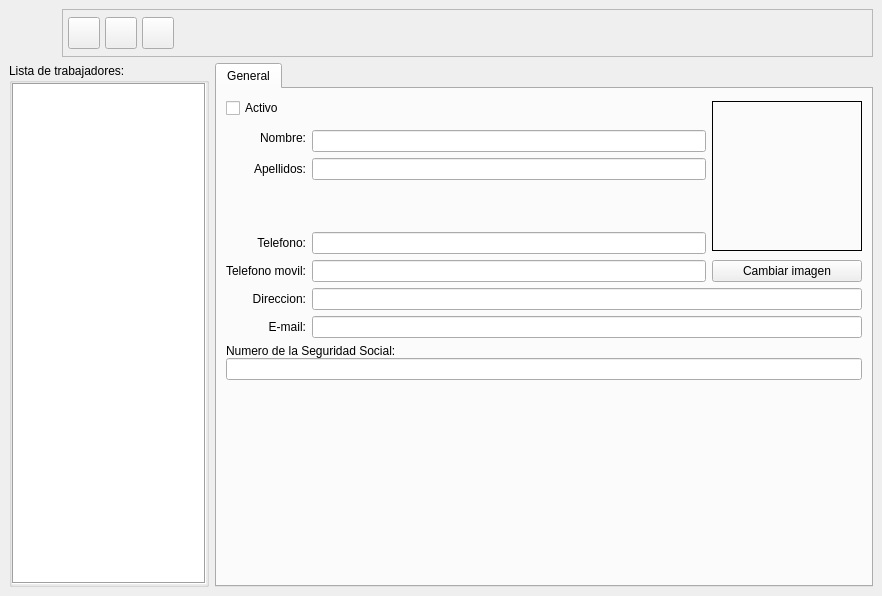
Before: the Qt Designer form bulmages/bulmafact/src/trabajadorbase.ui in eboladev/Bulmages-1, drawn with Qt 5.
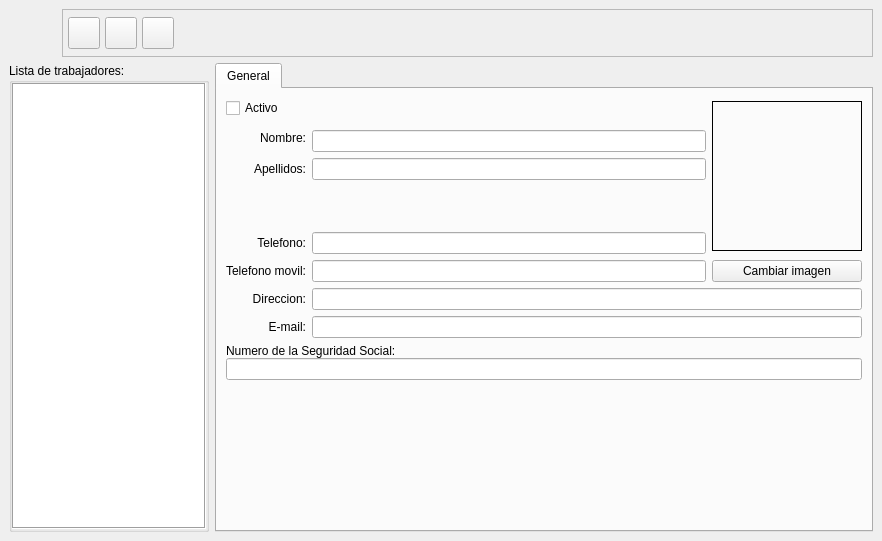
After: the same form once the commit is applied. Icons and pictures are not drawn.

Commit message: Pongo la nueva imagen de trabajadores.

```diff
--- a/bulmages/bulmafact/src/trabajadorbase.ui
+++ b/bulmages/bulmafact/src/trabajadorbase.ui
@@ -7,7 +7,7 @@
     <x>0</x>
     <y>0</y>
     <width>882</width>
-    <height>596</height>
+    <height>541</height>
    </rect>
   </property>
   <property name="windowTitle" >
@@ -29,6 +29,14 @@
       <number>0</number>
      </property>
      <widget class="QWidget" name="tab" >
+      <property name="geometry" >
+       <rect>
+        <x>0</x>
+        <y>0</y>
+        <width>654</width>
+        <height>435</height>
+       </rect>
+      </property>
       <attribute name="title" >
        <string>General</string>
       </attribute>
@@ -243,9 +251,7 @@
    <item row="1" column="0" >
     <widget class="QGroupBox" name="groupBox" >
      <property name="sizePolicy" >
-      <sizepolicy>
-       <hsizetype>0</hsizetype>
-       <vsizetype>5</vsizetype>
+      <sizepolicy vsizetype="Preferred" hsizetype="Fixed" >
        <horstretch>0</horstretch>
        <verstretch>0</verstretch>
       </sizepolicy>
@@ -269,9 +275,7 @@
       <item row="0" column="0" >
        <widget class="QListWidget" name="mui_lista" >
         <property name="sizePolicy" >
-         <sizepolicy>
-          <hsizetype>0</hsizetype>
-          <vsizetype>7</vsizetype>
+         <sizepolicy vsizetype="Expanding" hsizetype="Fixed" >
           <horstretch>0</horstretch>
           <verstretch>0</verstretch>
          </sizepolicy>
```
Left out of the diff: 39 changed lines with no effect on the pictures. The commit also changes 1 other file.
